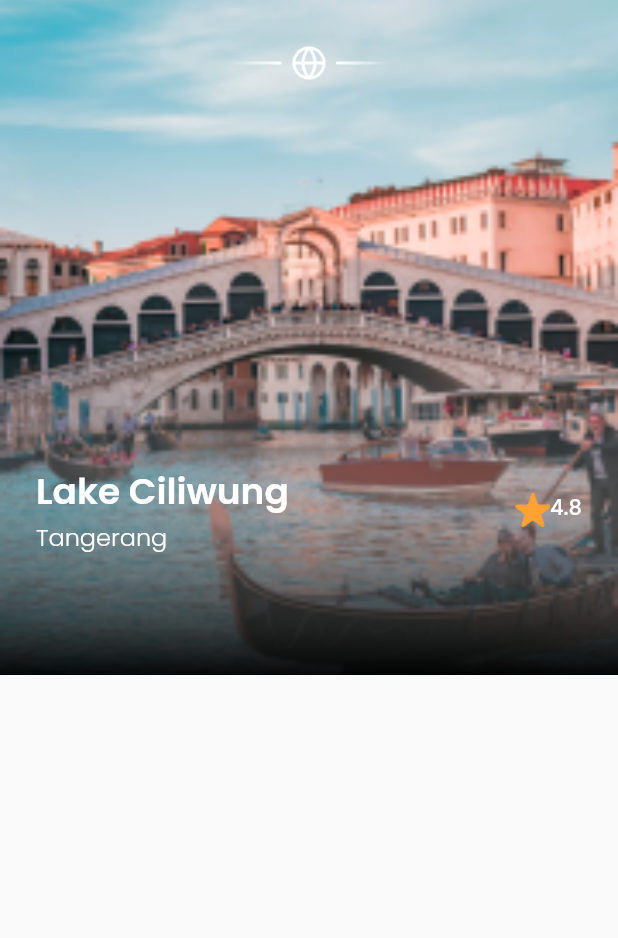
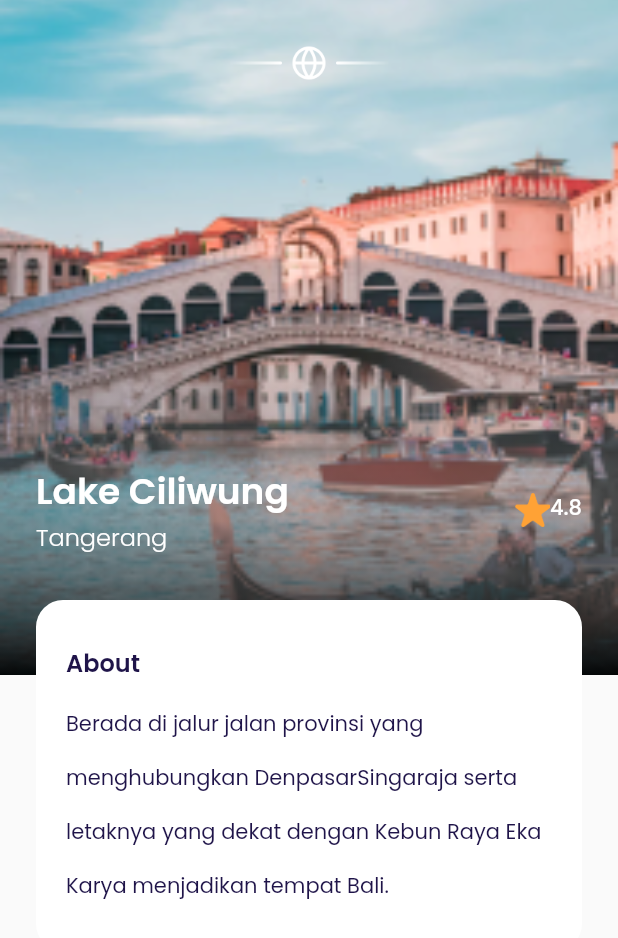
Before and after one commit to ramadhan-eko/Travel-Plane, a Flutter app: the DetailPage screen opened directly, on a phone screen of 412 x 824 dp. Shown: the top 938 px of the screen. Run offline on Flutter 3.47's test engine with Material 2 defaults, Android fonts, the phone set to English and light mode, and no system bars; our stand-ins replace google_fonts.

Commit message:
update about_detail_page

```diff
--- a/lib/ui/pages/detail_page.dart
+++ b/lib/ui/pages/detail_page.dart
@@ -116,6 +116,41 @@ class DetailPage extends StatelessWidget {
                 ],
               ),
             ),
+            // NOTE: DESCRIPTION
+            Container(
+              width: double.infinity,
+              margin: EdgeInsets.only(top: 30),
+              padding: EdgeInsets.symmetric(
+                horizontal: 20,
+                vertical: 30,
+              ),
+              decoration: BoxDecoration(
+                color: kWhiteColor,
+                borderRadius: BorderRadius.circular(
+                  18,
+                ),
+              ),
+              child: Column(
+                crossAxisAlignment: CrossAxisAlignment.start,
+                children: [
+                  // NOTE ABOUT
+                  Text(
+                    'About',
+                    style: blackTextStyle.copyWith(
+                      fontSize: 16,
+                      fontWeight: semiBold,
+                    ),
+                  ),
+                  SizedBox(
+                    height: 6,
+                  ),
+                  Text(
+                    'Berada di jalur jalan provinsi yang menghubungkan DenpasarSingaraja serta letaknya yang dekat dengan Kebun Raya Eka Karya menjadikan tempat Bali.',
+                    style: blackTextStyle.copyWith(height: 2.6),
+                  ),
+                ],
+              ),
+            ),
           ],
         ),
       );
```
